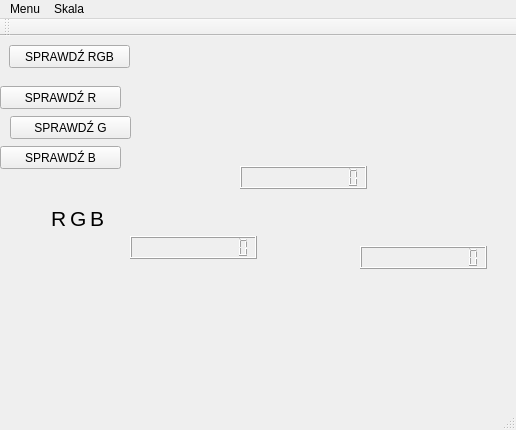
First picture: the form in mainwindow.ui, repository rekombinator/KalibratorKolorow, before the edit.
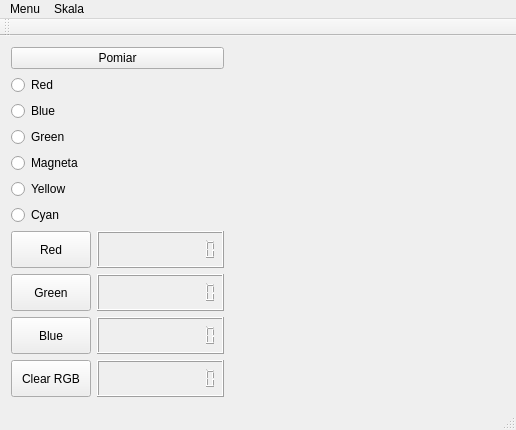
Second picture: the form after the edit. Custom widgets are drawn as their Qt base class.

What changed in the file:
```diff
--- a/mainwindow.ui
+++ b/mainwindow.ui
@@ -14,184 +14,239 @@
    <string>MainWindow</string>
   </property>
   <widget class="QWidget" name="centralWidget">
-   <widget class="QPushButton" name="button_RGB">
-    <property name="geometry">
-     <rect>
-      <x>9</x>
-      <y>9</y>
-      <width>121</width>
-      <height>23</height>
-     </rect>
-    </property>
-    <property name="text">
-     <string>SPRAWDŹ RGB</string>
-    </property>
-   </widget>
-   <widget class="QPushButton" name="button_R">
-    <property name="geometry">
-     <rect>
-      <x>0</x>
-      <y>50</y>
-      <width>121</width>
-      <height>23</height>
-     </rect>
-    </property>
-    <property name="text">
-     <string>SPRAWDŹ R</string>
-    </property>
-   </widget>
-   <widget class="QPushButton" name="button_G">
-    <property name="geometry">
-     <rect>
-      <x>10</x>
-      <y>80</y>
-      <width>121</width>
-      <height>23</height>
-     </rect>
-    </property>
-    <property name="text">
-     <string>SPRAWDŹ G</string>
-    </property>
-   </widget>
-   <widget class="QPushButton" name="button_B">
-    <property name="geometry">
-     <rect>
-      <x>0</x>
-      <y>110</y>
-      <width>121</width>
-      <height>23</height>
-     </rect>
-    </property>
-    <property name="text">
-     <string>SPRAWDŹ B</string>
-    </property>
-   </widget>
-   <widget class="QLabel" name="label">
-    <property name="geometry">
-     <rect>
-      <x>51</x>
-      <y>170</y>
-      <width>16</width>
-      <height>25</height>
-     </rect>
-    </property>
-    <property name="sizePolicy">
-     <sizepolicy hsizetype="Preferred" vsizetype="Maximum">
-      <horstretch>0</horstretch>
-      <verstretch>0</verstretch>
-     </sizepolicy>
-    </property>
-    <property name="font">
-     <font>
-      <pointsize>16</pointsize>
-     </font>
-    </property>
-    <property name="text">
-     <string>R</string>
-    </property>
-   </widget>
-   <widget class="QLabel" name="label_3">
-    <property name="geometry">
-     <rect>
-      <x>90</x>
-      <y>170</y>
-      <width>16</width>
-      <height>25</height>
-     </rect>
-    </property>
-    <property name="sizePolicy">
-     <sizepolicy hsizetype="Preferred" vsizetype="Maximum">
-      <horstretch>0</horstretch>
-      <verstretch>0</verstretch>
-     </sizepolicy>
-    </property>
-    <property name="font">
-     <font>
-      <pointsize>16</pointsize>
-     </font>
-    </property>
-    <property name="text">
-     <string>B</string>
-    </property>
-   </widget>
-   <widget class="QLabel" name="label_2">
-    <property name="geometry">
-     <rect>
-      <x>70</x>
-      <y>170</y>
-      <width>16</width>
-      <height>25</height>
-     </rect>
-    </property>
-    <property name="sizePolicy">
-     <sizepolicy hsizetype="Preferred" vsizetype="Maximum">
-      <horstretch>0</horstretch>
-      <verstretch>0</verstretch>
-     </sizepolicy>
-    </property>
-    <property name="font">
-     <font>
-      <pointsize>16</pointsize>
-     </font>
-    </property>
-    <property name="text">
-     <string>G</string>
-    </property>
-   </widget>
-   <widget class="QLCDNumber" name="lcdR">
-    <property name="geometry">
-     <rect>
-      <x>130</x>
-      <y>200</y>
-      <width>127</width>
-      <height>23</height>
-     </rect>
-    </property>
-    <property name="font">
-     <font>
-      <pointsize>36</pointsize>
-     </font>
-    </property>
-    <property name="digitCount">
-     <number>12</number>
-    </property>
-   </widget>
-   <widget class="QLCDNumber" name="lcdB">
-    <property name="geometry">
-     <rect>
-      <x>360</x>
-      <y>210</y>
-      <width>127</width>
-      <height>23</height>
-     </rect>
-    </property>
-    <property name="font">
-     <font>
-      <pointsize>36</pointsize>
-     </font>
-    </property>
-    <property name="digitCount">
-     <number>12</number>
-    </property>
-   </widget>
-   <widget class="QLCDNumber" name="lcdG">
-    <property name="geometry">
-     <rect>
-      <x>240</x>
-      <y>130</y>
-      <width>127</width>
-      <height>23</height>
-     </rect>
-    </property>
-    <property name="font">
-     <font>
-      <pointsize>36</pointsize>
-     </font>
-    </property>
-    <property name="digitCount">
-     <number>12</number>
-    </property>
-   </widget>
+   <layout class="QGridLayout" name="gridLayout">
+    <item row="0" column="0">
+     <layout class="QVBoxLayout" name="verticalLayout_2">
+      <item>
+       <layout class="QVBoxLayout" name="verticalLayout_5">
+        <item>
+         <widget class="QPushButton" name="button_RGB">
+          <property name="sizePolicy">
+           <sizepolicy hsizetype="Minimum" vsizetype="Minimum">
+            <horstretch>0</horstretch>
+            <verstretch>0</verstretch>
+           </sizepolicy>
+          </property>
+          <property name="text">
+           <string>Pomiar</string>
+          </property>
+         </widget>
+        </item>
+        <item>
+         <widget class="QRadioButton" name="radioRed">
+          <property name="sizePolicy">
+           <sizepolicy hsizetype="Minimum" vsizetype="Minimum">
+            <horstretch>0</horstretch>
+            <verstretch>0</verstretch>
+           </sizepolicy>
+          </property>
+          <property name="text">
+           <string>Red</string>
+          </property>
+         </widget>
+        </item>
+        <item>
+         <widget class="QRadioButton" name="radioBlue">
+          <property name="sizePolicy">
+           <sizepolicy hsizetype="Minimum" vsizetype="Minimum">
+            <horstretch>0</horstretch>
+            <verstretch>0</verstretch>
+           </sizepolicy>
+          </property>
+          <property name="text">
+           <string>Blue</string>
+          </property>
+         </widget>
+        </item>
+        <item>
+         <widget class="QRadioButton" name="radioGreen">
+          <property name="sizePolicy">
+           <sizepolicy hsizetype="Minimum" vsizetype="Minimum">
+            <horstretch>0</horstretch>
+            <verstretch>0</verstretch>
+           </sizepolicy>
+          </property>
+          <property name="text">
+           <string>Green</string>
+          </property>
+         </widget>
+        </item>
+        <item>
+         <widget class="QRadioButton" name="radioMagenta">
+          <property name="sizePolicy">
+           <sizepolicy hsizetype="Minimum" vsizetype="Minimum">
+            <horstretch>0</horstretch>
+            <verstretch>0</verstretch>
+           </sizepolicy>
+          </property>
+          <property name="text">
+           <string>Magneta</string>
+          </property>
+         </widget>
+        </item>
+        <item>
+         <widget class="QRadioButton" name="radioYellow">
+          <property name="sizePolicy">
+           <sizepolicy hsizetype="Minimum" vsizetype="Minimum">
+            <horstretch>0</horstretch>
+            <verstretch>0</verstretch>
+           </sizepolicy>
+          </property>
+          <property name="text">
+           <string>Yellow</string>
+          </property>
+         </widget>
+        </item>
+        <item>
+         <widget class="QRadioButton" name="radioCyan">
+          <property name="sizePolicy">
+           <sizepolicy hsizetype="Minimum" vsizetype="Minimum">
+            <horstretch>0</horstretch>
+            <verstretch>0</verstretch>
+           </sizepolicy>
+          </property>
+          <property name="text">
+           <string>Cyan</string>
+          </property>
+         </widget>
+        </item>
+       </layout>
+      </item>
+      <item>
+       <layout class="QVBoxLayout" name="verticalLayout">
+        <item>
+         <layout class="QHBoxLayout" name="horizontalLayout">
+          <item>
+           <widget class="QPushButton" name="button_R">
+            <property name="sizePolicy">
+             <sizepolicy hsizetype="Minimum" vsizetype="Ignored">
+              <horstretch>0</horstretch>
+              <verstretch>0</verstretch>
+             </sizepolicy>
+            </property>
+            <property name="text">
+             <string>Red</string>
+            </property>
+           </widget>
+          </item>
+          <item>
+           <widget class="QLCDNumber" name="lcdR">
+            <property name="font">
+             <font>
+              <pointsize>36</pointsize>
+             </font>
+            </property>
+            <property name="digitCount">
+             <number>12</number>
+            </property>
+           </widget>
+          </item>
+         </layout>
+        </item>
+        <item>
+         <layout class="QHBoxLayout" name="horizontalLayout_2">
+          <item>
+           <widget class="QPushButton" name="button_G">
+            <property name="sizePolicy">
+             <sizepolicy hsizetype="Minimum" vsizetype="Ignored">
+              <horstretch>0</horstretch>
+              <verstretch>0</verstretch>
+             </sizepolicy>
+            </property>
+            <property name="text">
+             <string>Green</string>
+            </property>
+           </widget>
+          </item>
+          <item>
+           <widget class="QLCDNumber" name="lcdG">
+            <property name="font">
+             <font>
+              <pointsize>36</pointsize>
+             </font>
+            </property>
+            <property name="digitCount">
+             <number>12</number>
+            </property>
+           </widget>
+          </item>
+         </layout>
+        </item>
+        <item>
+         <layout class="QHBoxLayout" name="horizontalLayout_3">
+          <item>
+           <widget class="QPushButton" name="button_B">
+            <property name="sizePolicy">
+             <sizepolicy hsizetype="Minimum" vsizetype="Ignored">
+              <horstretch>0</horstretch>
+              <verstretch>0</verstretch>
+             </sizepolicy>
+            </property>
+            <property name="text">
+             <string>Blue</string>
+            </property>
+           </widget>
+          </item>
+          <item>
+           <widget class="QLCDNumber" name="lcdB">
+            <property name="font">
+             <font>
+              <pointsize>36</pointsize>
+             </font>
+            </property>
+            <property name="digitCount">
+             <number>12</number>
+            </property>
+           </widget>
+          </item>
+         </layout>
+        </item>
+        <item>
+         <layout class="QHBoxLayout" name="horizontalLayout_4">
+          <item>
+           <widget class="QPushButton" name="button_C">
+            <property name="sizePolicy">
+             <sizepolicy hsizetype="Minimum" vsizetype="Ignored">
+              <horstretch>0</horstretch>
+              <verstretch>0</verstretch>
+             </sizepolicy>
+            </property>
+            <property name="text">
+             <string>Clear RGB</string>
+            </property>
+           </widget>
+          </item>
+          <item>
+           <widget class="QLCDNumber" name="lcdC">
+            <property name="digitCount">
+             <number>12</number>
+            </property>
+           </widget>
+          </item>
+         </layout>
+        </item>
+       </layout>
+      </item>
+     </layout>
+    </item>
+    <item row="0" column="1">
+     <widget class="ColorWidget" name="widget" native="true">
+      <property name="sizePolicy">
+       <sizepolicy hsizetype="Preferred" vsizetype="Preferred">
+        <horstretch>50</horstretch>
+        <verstretch>0</verstretch>
+       </sizepolicy>
+      </property>
+      <property name="minimumSize">
+       <size>
+        <width>0</width>
+        <height>0</height>
+       </size>
+      </property>
+      <zorder></zorder>
+     </widget>
+    </item>
+   </layout>
   </widget>
   <widget class="QMenuBar" name="menuBar">
    <property name="geometry">
@@ -256,6 +311,14 @@
   </action>
  </widget>
  <layoutdefault spacing="6" margin="11"/>
+ <customwidgets>
+  <customwidget>
+   <class>ColorWidget</class>
+   <extends>QWidget</extends>
+   <header>colorwidget.h</header>
+   <container>1</container>
+  </customwidget>
+ </customwidgets>
  <resources/>
  <connections/>
 </ui>
```
Left out of the diff: 48 changed lines with no effect on the pictures.
